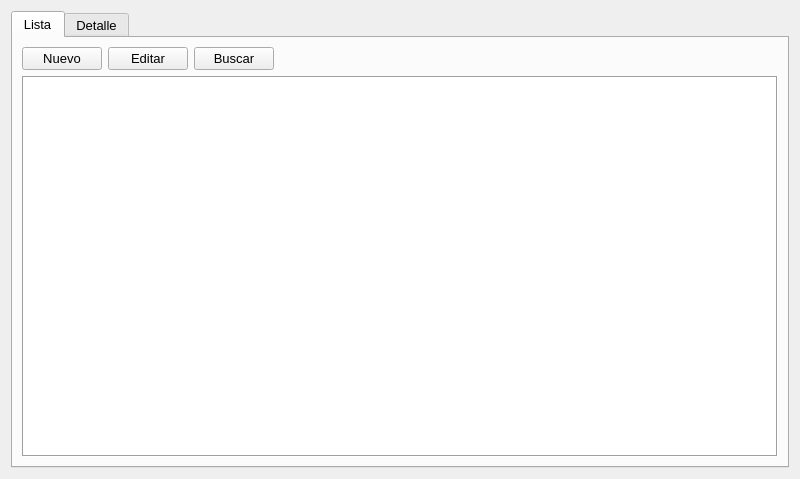
Old version of the form configuracion/usuariosform.ui in the repository rodety/manager.
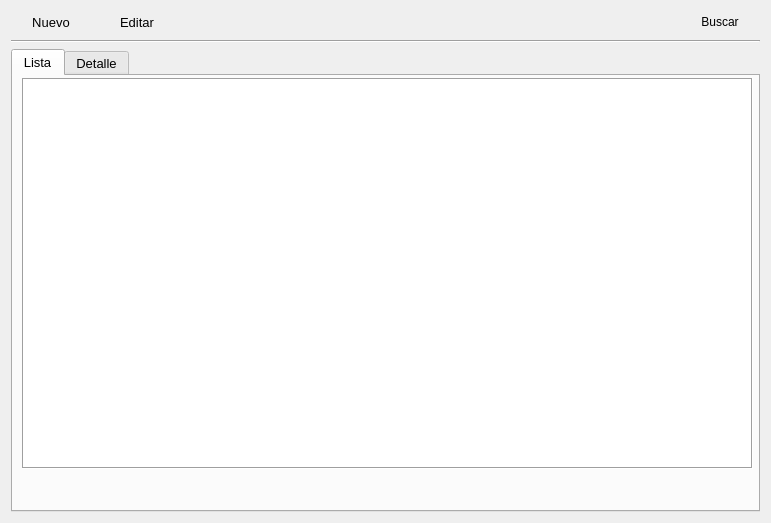
New version of the form. The open tabs and pages were chosen to show the change. Icons and pictures are not drawn.

```diff
--- a/configuracion/usuariosform.ui
+++ b/configuracion/usuariosform.ui
@@ -6,36 +6,17 @@
    <rect>
     <x>0</x>
     <y>0</y>
-    <width>800</width>
-    <height>479</height>
+    <width>771</width>
+    <height>523</height>
    </rect>
   </property>
   <property name="windowTitle">
    <string>Form</string>
   </property>
-  <layout class="QGridLayout" name="gridLayout_2">
-   <item row="0" column="0">
-    <widget class="QTabWidget" name="Module_tabWidget">
-     <property name="enabled">
-      <bool>true</bool>
-     </property>
-     <property name="font">
-      <font>
-       <pointsize>10</pointsize>
-      </font>
-     </property>
-     <property name="cursor">
-      <cursorShape>ArrowCursor</cursorShape>
-     </property>
-     <property name="currentIndex">
-      <number>1</number>
-     </property>
-     <widget class="QWidget" name="list_tab">
-      <attribute name="title">
-       <string>Lista</string>
-      </attribute>
       <layout class="QGridLayout" name="gridLayout">
        <item row="0" column="0">
+    <layout class="QVBoxLayout" name="verticalLayout">
+     <item>
         <layout class="QHBoxLayout" name="horizontalLayout_2">
          <item>
           <widget class="QPushButton" name="nuevo_pushButton">
@@ -60,6 +41,9 @@
            <property name="shortcut">
             <string>Ctrl+N</string>
            </property>
+         <property name="flat">
+          <bool>true</bool>
+         </property>
           </widget>
          </item>
          <item>
@@ -88,8 +72,24 @@
            <property name="shortcut">
             <string>Ctrl+E</string>
            </property>
-          </widget>
-         </item>
+         <property name="flat">
+          <bool>true</bool>
+         </property>
+        </widget>
+       </item>
+       <item>
+        <spacer name="horizontalSpacer">
+         <property name="orientation">
+          <enum>Qt::Horizontal</enum>
+         </property>
+         <property name="sizeHint" stdset="0">
+          <size>
+           <width>40</width>
+           <height>20</height>
+          </size>
+         </property>
+        </spacer>
+       </item>
          <item>
           <widget class="QPushButton" name="pB_buscar">
            <property name="text">
@@ -108,25 +108,55 @@
            <property name="shortcut">
             <string>Ctrl+B</string>
            </property>
-          </widget>
-         </item>
+         <property name="autoDefault">
+          <bool>false</bool>
+         </property>
+         <property name="default">
+          <bool>false</bool>
+         </property>
+         <property name="flat">
+          <bool>true</bool>
+         </property>
+        </widget>
+       </item>
+      </layout>
+     </item>
          <item>
-          <spacer name="horizontalSpacer">
+      <widget class="Line" name="line">
            <property name="orientation">
             <enum>Qt::Horizontal</enum>
            </property>
-           <property name="sizeHint" stdset="0">
-            <size>
-             <width>40</width>
-             <height>20</height>
-            </size>
-           </property>
-          </spacer>
-         </item>
-        </layout>
-       </item>
-       <item row="4" column="0">
+      </widget>
+     </item>
+     <item>
+      <widget class="QTabWidget" name="Module_tabWidget">
+       <property name="enabled">
+        <bool>true</bool>
+       </property>
+       <property name="font">
+        <font>
+         <pointsize>10</pointsize>
+        </font>
+       </property>
+       <property name="cursor">
+        <cursorShape>ArrowCursor</cursorShape>
+       </property>
+       <property name="currentIndex">
+        <number>0</number>
+       </property>
+       <widget class="QWidget" name="list_tab">
+        <attribute name="title">
+         <string>Lista</string>
+        </attribute>
         <widget class="QTableView" name="list_tableView">
+         <property name="geometry">
+          <rect>
+           <x>9</x>
+           <y>2</y>
+           <width>731</width>
+           <height>391</height>
+          </rect>
+         </property>
          <property name="mouseTracking">
           <bool>true</bool>
          </property>
@@ -149,8 +179,6 @@
           <bool>false</bool>
          </attribute>
         </widget>
-       </item>
-      </layout>
      </widget>
      <widget class="QWidget" name="detail_tab">
       <attribute name="title">
@@ -504,6 +532,8 @@
       </layout>
      </widget>
     </widget>
+     </item>
+    </layout>
    </item>
   </layout>
  </widget>
```
Lines whose indentation alone changed are shown as unchanged.
